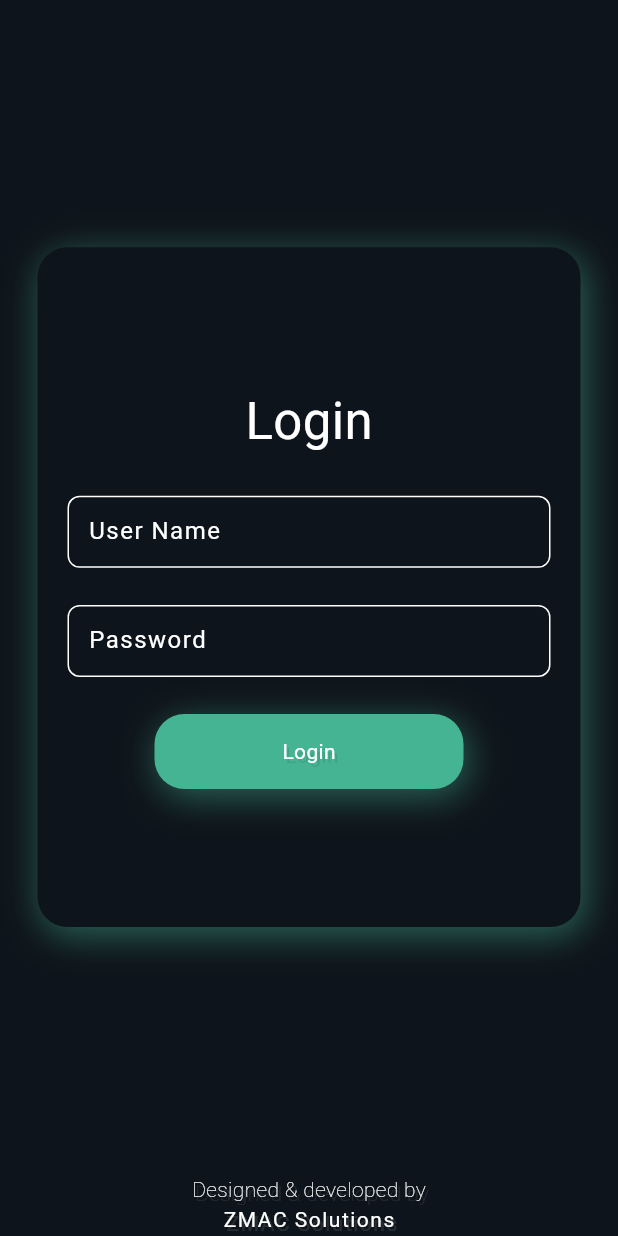
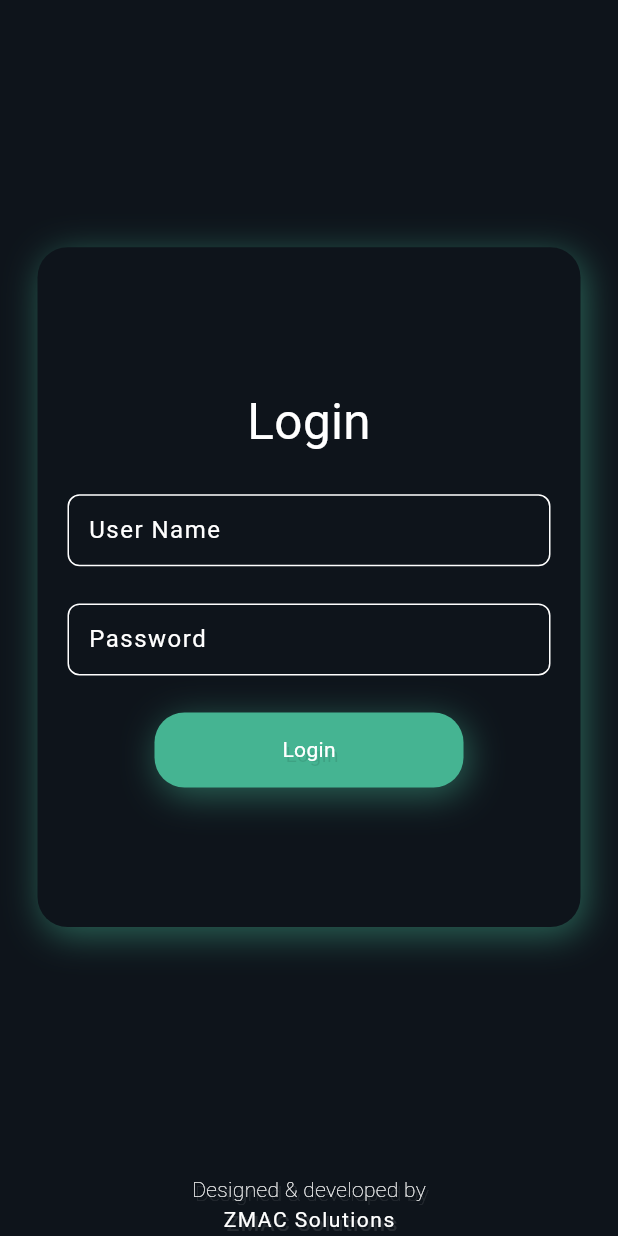
Before and after one commit to mohammedakbark/biz_grit, a Flutter app: the screen it shows after launch, on a phone screen of 412 x 824 dp. Run offline on Flutter 3.47's test engine with Material 3 defaults, Android fonts, the phone set to English and light mode, and no system bars; our stand-ins replace firebase_auth, firebase_core, google_fonts, hive_flutter, solar_icons; missing offline and left inert: animated_snack_bar, firebase_cloud_firestore, swipeable_tile; accounts and stored records are empty; Roboto replaces fonts that are missing (Rationale).

Commit message:
version 1.1

```diff
--- a/lib/core/constant/dimensions.dart
+++ b/lib/core/constant/dimensions.dart
@@ -1,3 +1,4 @@
+import 'package:briz_grit/core/utils/responsive_text_size.dart';
 import 'package:flutter/material.dart';
 
 class AppDimensions {
@@ -9,13 +10,22 @@ class AppDimensions {
     return MediaQuery.of(context).size.height;
   }
 
-  static const double fontSizeExtraSmall = 14.0;
-  static const double fontSizeSmall = 16.0;
-  static const double fontSizeDefault = 18.0;
-  static const double fontSizeLarge = 20.0;
-  static const double fontSizeExtraLarge = 28.0;
-  static const double fontSizeOverLarge = 34.0;
-  static const double fontSizeMaxLarge = 45.0;
+  static double fontSizeExtraSmall(
+    BuildContext context,
+  ) =>
+      responsiveTextSize(context, .02); //14.0;
+  static double fontSizeSmall(BuildContext context) =>
+      responsiveTextSize(context, .04); //16.0;
+  static double fontSizeDefault(BuildContext context) =>
+      responsiveTextSize(context, .05); // 18.0;
+  static double fontSizeLarge(BuildContext context) =>
+      responsiveTextSize(context, .06); //20.0;
+  static double fontSizeExtraLarge(BuildContext context) =>
+      responsiveTextSize(context, .065); //28.0;
+  static double fontSizeOverLarge(BuildContext context) =>
+      responsiveTextSize(context, .08); // 34.0;
+  static double fontSizeMaxLarge(BuildContext context) =>
+      responsiveTextSize(context, .14); //45.0;
 
   static const double paddingSizeExtraSmall = 5.0;
   static const double paddingSizeSmall = 10.0;
--- a/lib/core/constant/string.dart
+++ b/lib/core/constant/string.dart
@@ -2,6 +2,8 @@ class ConstString {
   static const String itemDb = 'item_db';
   static const String historyDb = 'history_db';
   static const String dailyEntryDb = 'daily_entrydb';
+    static const String dateDb = 'date_db';
+
 
   static const String userDbFirebase = 'user_db';
 
--- /dev/null
+++ b/lib/core/utils/responsive_text_size.dart
@@ -0,0 +1,26 @@
+  import 'package:flutter/cupertino.dart';
+
+double responsiveTextSize(BuildContext context, double scaleFactor) {
+    double screenWidth = MediaQuery.of(context).size.width;
+    double screenHeight = MediaQuery.of(context).size.height;
+
+    // Choose the basis for scaling. You can base it on width or height.
+    double basis = screenWidth < screenHeight ? screenWidth : screenHeight;
+
+    return basis * scaleFactor;
+  }
+
+
+  double responsivePadding(BuildContext context, double scaleFactor) {
+  return MediaQuery.of(context).size.width * scaleFactor;
+}
+
+double responsiveRadius(BuildContext context, double scaleFactor) {
+  return MediaQuery.of(context).size.width * scaleFactor;
+}
+
+double responsiveAspectRatio(BuildContext context, double widthFactor, double heightFactor) {
+  double width = MediaQuery.of(context).size.width * widthFactor;
+  double height = MediaQuery.of(context).size.height * heightFactor;
+  return width / height;
+}
--- a/lib/main.dart
+++ b/lib/main.dart
@@ -1,5 +1,6 @@
 import 'package:briz_grit/core/constant/color.dart';
 import 'package:briz_grit/core/model/item_model.dart';
+import 'package:briz_grit/core/model/now_model.dart';
 import 'package:briz_grit/core/model/single_entry_model.dart';
 import 'package:briz_grit/core/model/history_model.dart';
 import 'package:briz_grit/firebase_options.dart';
@@ -25,6 +26,9 @@
   }
   if (!Hive.isAdapterRegistered(HistoryModelAdapter().typeId)) {
     Hive.registerAdapter(HistoryModelAdapter());
+  }
+  if (!Hive.isAdapterRegistered(NowModelAdapter().typeId)) {
+    Hive.registerAdapter(NowModelAdapter());
   }
   await Firebase.initializeApp(
     options: DefaultFirebaseOptions.currentPlatform,
--- a/lib/screens/auth/login_screen.dart
+++ b/lib/screens/auth/login_screen.dart
@@ -42,7 +42,7 @@ class LoginScreen extends StatelessWidget {
               children: [
                 Text('Login',
                     style: AppStyle.rationaleStyle(
-                      size: AppDimensions.fontSizeOverLarge,
+                      size: AppDimensions.fontSizeOverLarge(context),
                     )),
                 customeSpacer(context, height: .03),
                 cutomTextField('', 'User Name', _userNameController, (value) {
@@ -71,7 +71,7 @@ class LoginScreen extends StatelessWidget {
                     child: customButton('Login', () {
                       if (_formKey.currentState!.validate()) {
                         AuthController().loginUser(
-                          context,
+                            context,
                             _userNameController.text.trim(),
                             _passwordController.text.trim());
                       }
--- a/lib/screens/items/add_item_screen.dart
+++ b/lib/screens/items/add_item_screen.dart
@@ -38,7 +38,7 @@ class AddItemScreen extends StatelessWidget {
           style: AppStyle.rationaleStyle(
               color: AppColors.white,
               fontWeight: FontWeight.w600,
-              size: AppDimensions.fontSizeExtraLarge),
+              size: AppDimensions.fontSizeExtraLarge(context)),
         ),
       ),
       body: ScreenMargin(
--- a/lib/screens/splash_screen.dart
+++ b/lib/screens/splash_screen.dart
@@ -32,6 +32,7 @@ class _SpalshScreenState extends State<SpalshScreen> {
       final auth = FirebaseAuth.instance.currentUser;
       // await  FirebaseAuth.instance.signOut();
       if (auth != null) {
+        HiveDatabase().getCurrentDate();
         if (await Provider.of<AuthController>(context, listen: false)
             .checkTheAppPermission(auth.uid)) {
           await Provider.of<HiveDatabase>(context, listen: false)
@@ -65,7 +66,7 @@ class _SpalshScreenState extends State<SpalshScreen> {
                   padding: EdgeInsets.only(top: _val * 100),
                   child: Text.rich(
                       style: AppStyle.rationaleStyle(
-                        size: AppDimensions.fontSizeMaxLarge,
+                        size: AppDimensions.fontSizeMaxLarge(context),
                         letterSpacing: 1,
                         fontWeight: FontWeight.w900,
                       ),
--- a/pubspec.yaml
+++ b/pubspec.yaml
@@ -58,6 +58,12 @@ dev_dependencies:
   flutter_lints: ^3.0.0
   hive_generator: ^2.0.1
   build_runner: ^2.4.9
+  flutter_launcher_icons: ^0.13.1
+
+flutter_icons:
+  image_path: "assets/bizgrid.jpg"
+  android: true
+  ios: true
 
 # For information on the generic Dart part of this file, see the
 # following page: https://dart.dev/tools/pub/pubspec
```
Also changed, not shown: lib/core/model/now_model.dart (added, +12 -0 lines), lib/provider/auth_controller.dart (+11 -8 lines), lib/provider/hive_database.dart (+44 -9 lines), lib/screens/home/home_screen.dart (+34 -25 lines), lib/screens/home/items_screen.dart (+9 -9 lines), lib/screens/home/margin_calc_screen.dart (+12 -6 lines), lib/screens/navigation_screen.dart (+47 -3 lines), assets/bizgrid.jpg (added), lib/core/model/now_model.g.dart (added), pubspec.lock, 6 other files.
